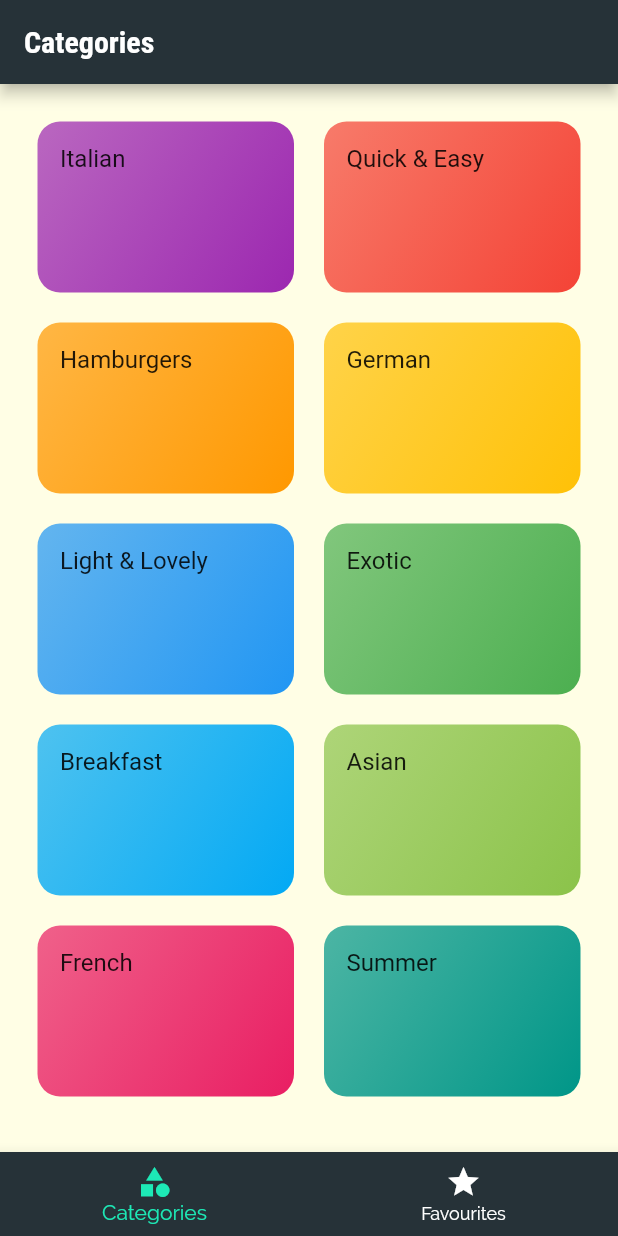
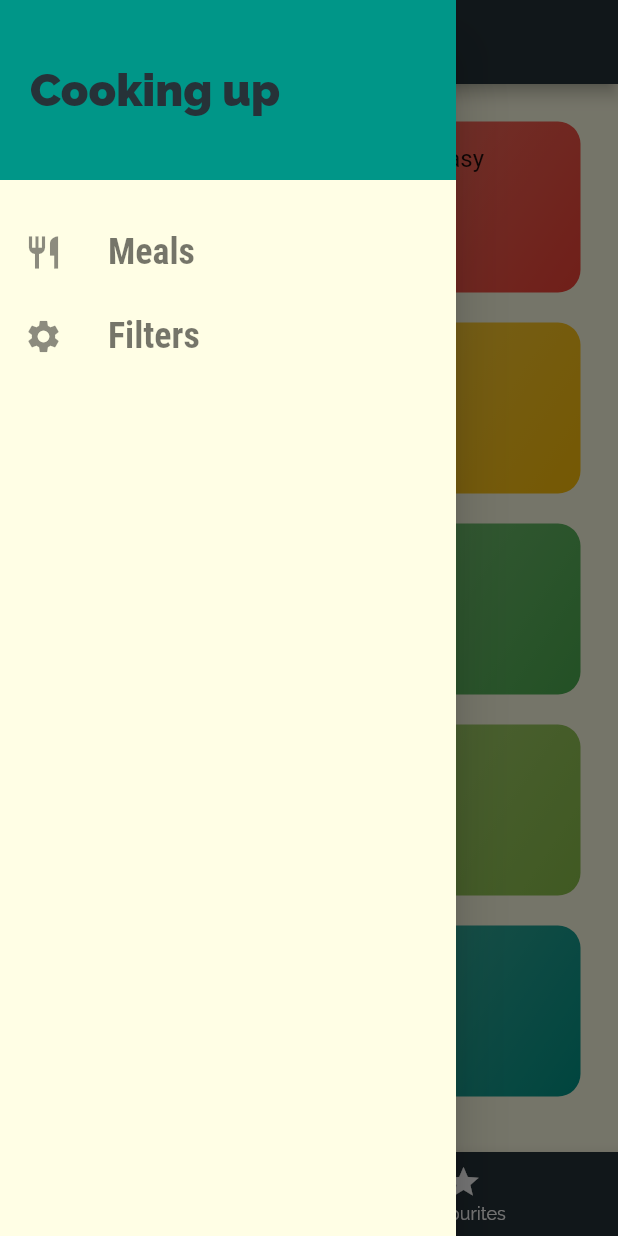
Before and after one commit to EliezerAmbion/flutter_meals_app, a Flutter app: the screen it shows after launch, with the side drawer open (before the commit the screen has no drawer), on a phone screen of 412 x 824 dp. Run offline on Flutter 3.47's test engine with Material 2 defaults, Android fonts, the phone set to English and light mode, and no system bars.

Commit message:
add the drawer

```diff
--- a/lib/main.dart
+++ b/lib/main.dart
@@ -24,7 +24,7 @@ class MyApp extends StatelessWidget {
         fontFamily: 'RaleWay',
         textTheme: ThemeData.light().textTheme.copyWith(
               bodyText1: const TextStyle(
-                color: Colors.white,
+                color: Colors.black54,
               ),
               bodyText2: const TextStyle(
                 color: Colors.white,
--- a/lib/screens/tabs_screen.dart
+++ b/lib/screens/tabs_screen.dart
@@ -1,5 +1,6 @@
 import 'package:flutter/material.dart';
 
+import '/widgets/main_drawer.dart';
 import 'categories_screen.dart';
 import 'favorites_screen.dart';
 
@@ -30,6 +31,7 @@ class _TabsScreenState extends State<TabsScreen> {
       appBar: AppBar(
         title: Text(_pages[_selectedPageIndex]['title']),
       ),
+      drawer: const MainDrawer(),
       body: _pages[_selectedPageIndex]['page'],
       bottomNavigationBar: BottomNavigationBar(
         onTap: _selectPage,
--- /dev/null
+++ b/lib/widgets/main_drawer.dart
@@ -0,0 +1,51 @@
+import 'package:flutter/material.dart';
+
+class MainDrawer extends StatelessWidget {
+  const MainDrawer({super.key});
+
+  Widget buildListTile(String title, IconData icon) {
+    return ListTile(
+      leading: Icon(
+        icon,
+        size: 26,
+      ),
+      title: Text(
+        title,
+        style: const TextStyle(
+          fontFamily: 'RobotoCondensed',
+          fontSize: 24,
+          fontWeight: FontWeight.bold,
+        ),
+      ),
+      onTap: () {},
+    );
+  }
+
+  @override
+  Widget build(BuildContext context) {
+    return Drawer(
+      child: Column(
+        children: [
+          Container(
+            height: 120,
+            width: double.infinity,
+            padding: EdgeInsets.all(20),
+            alignment: Alignment.centerLeft,
+            color: Theme.of(context).colorScheme.secondary,
+            child: Text(
+              'Cooking up',
+              style: TextStyle(
+                fontWeight: FontWeight.w900,
+                fontSize: 30,
+                color: Theme.of(context).colorScheme.primary,
+              ),
+            ),
+          ),
+          const SizedBox(height: 20),
+          buildListTile('Meals', Icons.restaurant),
+          buildListTile('Filters', Icons.settings),
+        ],
+      ),
+    );
+  }
+}
```
